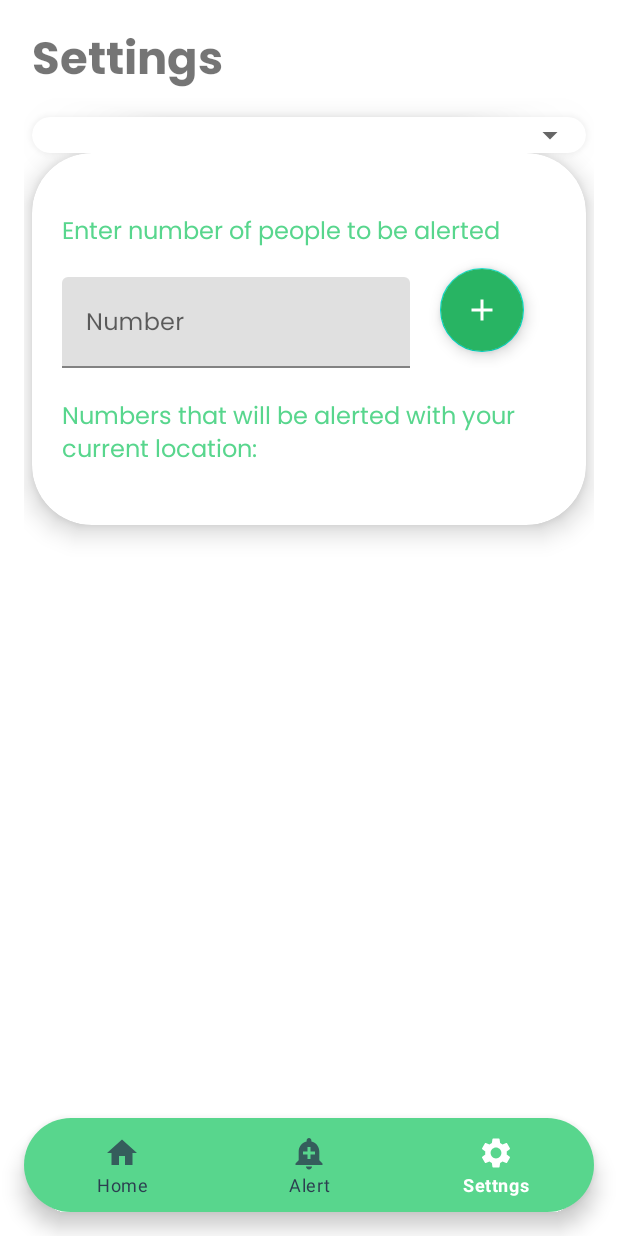
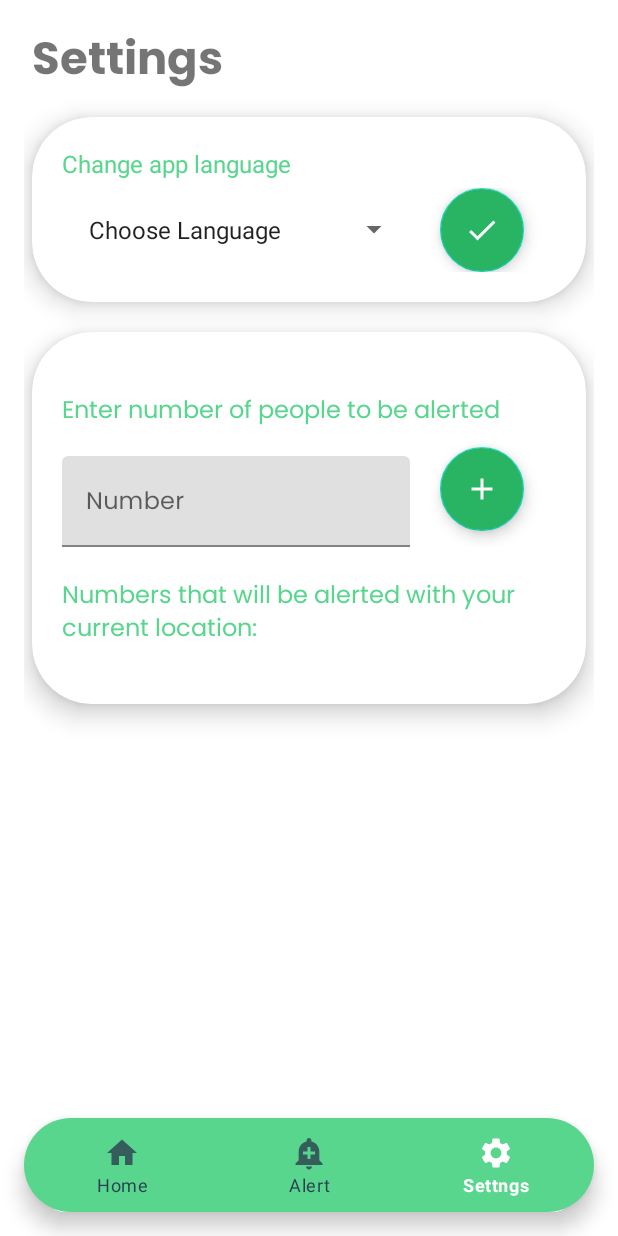
Before and after one commit to jaym21/Echo-Emergency, an Android app: the screen it shows after launch (MainActivity), item 3 of the bottom bar chosen, on a phone screen of 412 x 824 dp. Run offline under Robolectric (Android 15) with nearby library versions, the phone set to English and light mode, and no system bars; our stand-ins replace Room's generated code.

Commit message:
added hindi language

```diff
--- a/app/src/main/java/com/example/echoemergency/fragments/Settings.kt
+++ b/app/src/main/java/com/example/echoemergency/fragments/Settings.kt
@@ -1,5 +1,9 @@
-package com.example.echoemergency.fragments
+    package com.example.echoemergency.fragments
 
+import android.app.Activity
+import android.app.AlertDialog
+import android.content.Context
+import android.content.res.Configuration
 import android.os.Bundle
 import androidx.fragment.app.Fragment
 import android.view.LayoutInflater
@@ -8,6 +12,7 @@ import android.view.ViewGroup
 import android.widget.ArrayAdapter
 import android.widget.Spinner
 import android.widget.Toast
+import androidx.core.app.ActivityCompat.recreate
 import androidx.lifecycle.Observer
 import androidx.recyclerview.widget.LinearLayoutManager
 import com.example.echoemergency.MainActivity
@@ -16,15 +21,15 @@ import com.example.echoemergency.adapters.NumberRVAdapter
 import com.example.echoemergency.components.NumberViewModel
 import com.example.echoemergency.database.Number
 import com.example.echoemergency.databinding.FragmentSettingsBinding
+import java.util.*
 
-class Settings : Fragment(), INumberRVAdapter {
+    class Settings : Fragment(), INumberRVAdapter {
 
     //viewBinding
     private lateinit var binding: FragmentSettingsBinding
 
     private lateinit var viewModel: NumberViewModel
-    private lateinit var spinner: Spinner
-    private lateinit var arrayAdapter: ArrayAdapter<String>
+    private lateinit var langSelected: String
 
     override fun onCreateView(
         inflater: LayoutInflater, container: ViewGroup?,
@@ -39,6 +44,7 @@ class Settings : Fragment(), INumberRVAdapter {
     override fun onActivityCreated(savedInstanceState: Bundle?) {
         super.onActivityCreated(savedInstanceState)
 
+        loadLocale()
 
         //initializing viewModel by casting this as MainActivity so that we have access to the viewModel created in MainActivity
         viewModel = (activity as MainActivity).viewModel
@@ -71,6 +77,43 @@ class Settings : Fragment(), INumberRVAdapter {
             }
 
         }
+
+        binding.btnChangeLang.setOnClickListener {
+
+            langSelected = binding.spLanguage.selectedItem.toString()
+            //changing language
+            changeLang(langSelected)
+        }
+    }
+
+    private fun changeLang(langSelected: String) {
+        if (langSelected == "English") {
+            setLocale("en")
+            recreate(requireActivity())
+        }else if (langSelected == "Hindi") {
+            setLocale("hi")
+            recreate(requireActivity())
+        }
+    }
+
+    private fun setLocale(lang: String) {
+        val locale = Locale(lang)
+        Locale.setDefault(locale)
+
+        val config = Configuration()
+        config.locale = locale
+        requireContext().resources.updateConfiguration(config, requireContext().resources.displayMetrics)
+
+        val editor = context?.getSharedPreferences("Settings", Context.MODE_PRIVATE)!!.edit()
+        editor.putString("My_Lang", lang)
+        editor.apply()
+
+    }
+
+    private fun loadLocale() {
+        val sharedPreferences = context?.getSharedPreferences("Settings", Activity.MODE_PRIVATE)
+        val language = sharedPreferences!!.getString("My_Lang", "")
+        setLocale(language!!)
     }
 
     override fun onItemClicked(number: Number) {
--- /dev/null
+++ b/app/src/main/res/drawable/ic_check.xml
@@ -0,0 +1,5 @@
+<vector android:height="24dp" android:tint="#FFFFFF"
+    android:viewportHeight="24" android:viewportWidth="24"
+    android:width="24dp" xmlns:android="http://schemas.android.com/apk/res/android">
+    <path android:fillColor="@android:color/white" android:pathData="M9,16.17L4.83,12l-1.42,1.41L9,19 21,7l-1.41,-1.41z"/>
+</vector>
--- a/app/src/main/res/layout/fragment_alert.xml
+++ b/app/src/main/res/layout/fragment_alert.xml
@@ -10,7 +10,7 @@
     <TextView
         android:layout_width="match_parent"
         android:layout_height="wrap_content"
-        android:text="Hold button for more than 5 seconds to alert"
+        android:text="@string/hold_button_for_more_than_5_seconds_to_alert"
         android:textSize="18sp"
         android:textColor="@color/white"
         app:layout_constraintBottom_toTopOf="@id/btnAlert"
@@ -23,7 +23,7 @@
         android:id="@+id/btnAlert"
         android:layout_width="300dp"
         android:layout_height="300dp"
-        android:text="Alert"
+        android:text="@string/alert"
         android:textColor="#ff4d4d"
         android:textSize="30sp"
         android:fontFamily="@font/poppins_semi_bold"
--- a/app/src/main/res/layout/fragment_settings.xml
+++ b/app/src/main/res/layout/fragment_settings.xml
@@ -26,10 +26,49 @@
         android:layout_marginLeft="5dp"
         android:layout_marginRight="5dp">
 
-        <Spinner
-            android:id="@+id/spLanguage"
+        <LinearLayout
             android:layout_width="match_parent"
-            android:layout_height="wrap_content"/>
+            android:layout_height="match_parent"
+            android:orientation="vertical"
+            android:padding="20dp">
+
+            <TextView
+                android:layout_width="match_parent"
+                android:layout_height="wrap_content"
+                android:text="Change app language"
+                android:textSize="16sp"
+                android:textColor="@color/light_green"/>
+
+            <LinearLayout
+                android:layout_width="match_parent"
+                android:layout_height="wrap_content"
+                android:orientation="horizontal"
+                android:layout_marginTop="5dp">
+
+
+                <Spinner
+                    android:id="@+id/spLanguage"
+                    android:layout_width="0dp"
+                    android:layout_height="wrap_content"
+                    android:layout_weight="3"
+                    android:entries="@array/languages"
+                    android:padding="10dp"
+                    android:layout_gravity="center"/>
+
+                <com.google.android.material.floatingactionbutton.FloatingActionButton
+                    android:id="@+id/btnChangeLang"
+                    android:layout_width="0dp"
+                    android:layout_height="wrap_content"
+                    android:layout_weight="1"
+                    android:src="@drawable/ic_check"
+                    app:tint="#FFFFFF"
+                    android:backgroundTint="@color/green"
+                    android:layout_gravity="center_vertical"
+                    android:layout_marginStart="20dp"/>
+
+            </LinearLayout>
+
+        </LinearLayout>
 
     </com.google.android.material.card.MaterialCardView>
 
@@ -39,7 +78,8 @@
         app:cardCornerRadius="40dp"
         app:cardElevation="10dp"
         android:layout_marginLeft="5dp"
-        android:layout_marginRight="5dp">
+        android:layout_marginRight="5dp"
+        android:layout_marginTop="20dp">
 
         <LinearLayout
             android:layout_width="match_parent"
--- a/app/src/main/res/values/strings.xml
+++ b/app/src/main/res/values/strings.xml
@@ -1,7 +1,6 @@
 <resources>
     <string name="app_name">Echo Emergency</string>
     <!-- TODO: Remove or change this placeholder text -->
-    <string name="hello_blank_fragment">Hello blank fragment</string>
     <string name="echo">Echo</string>
     <string name="emergency_helplines">Emergency Helplines</string>
     <string name="emergency">Emergency</string>
@@ -29,4 +28,12 @@
     <string name="number">Number</string>
     <string name="numbers_that_will_be_alerted_with_your_current_location">Numbers that will be alerted with your current location:</string>
     <string name="settings">Settings</string>
+    <string name="hold_button_for_more_than_5_seconds_to_alert">Hold button for more than 5 seconds to alert</string>
+    <string name="alert">Alert</string>
+
+    <string-array name="languages">
+        <item>Choose Language</item>
+        <item>English</item>
+        <item>Hindi</item>
+    </string-array>
 </resources>
```
Also changed, not shown: 1 other file.
